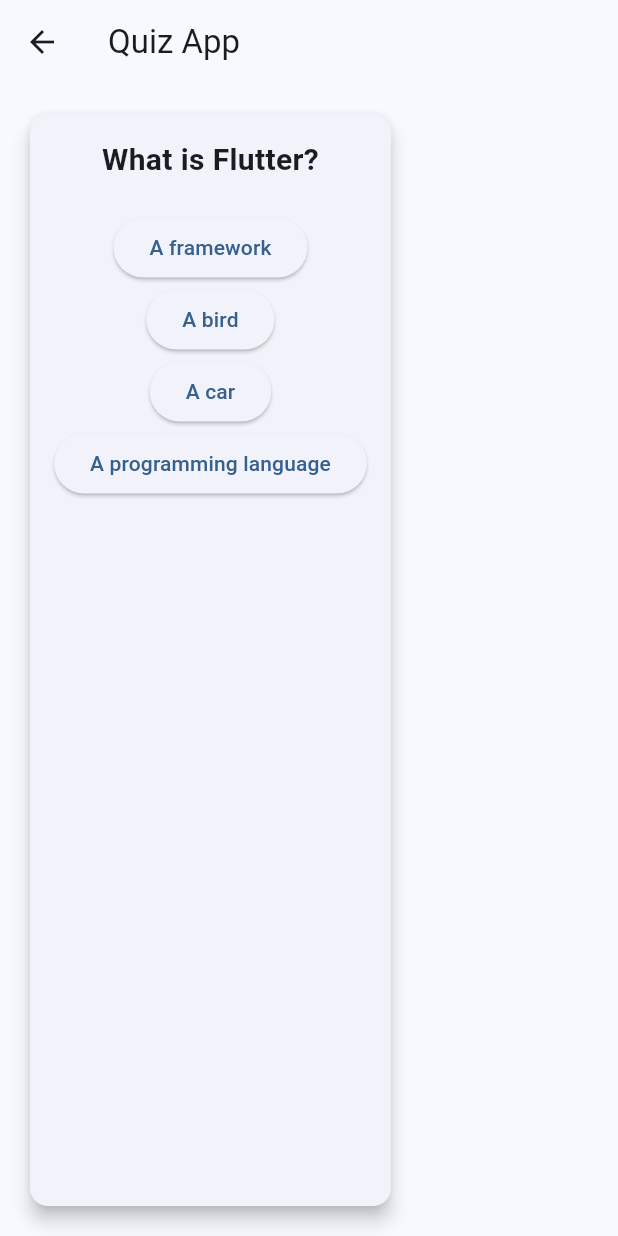
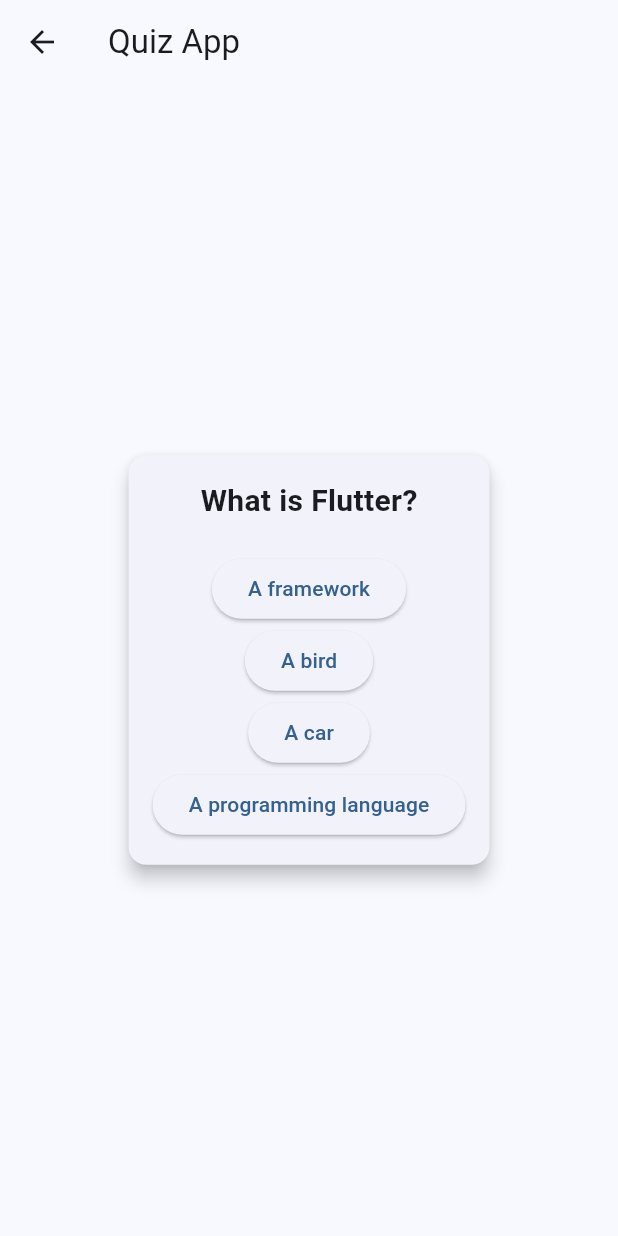
Before and after one commit to HugeKC01/flutter_studyclimatechange, a Flutter app: the PostTestScreen screen opened directly, on a phone screen of 412 x 824 dp. Run offline on Flutter 3.47's test engine with Material 3 defaults, Android fonts, the phone set to English and light mode, and no system bars.

Commit message:
Make quiz card at center of the page.

```diff
--- a/lib/posttest.dart
+++ b/lib/posttest.dart
@@ -43,13 +43,16 @@ class QuizPageState extends State<PostTestScreen> {
       appBar: AppBar(
         title: Text('Quiz App'),
       ),
-      body: Padding(
+      body: Center(
+        child: SingleChildScrollView(
+          child: Padding(
             padding: const EdgeInsets.all(16.0),
             child: Card(
               elevation: 5,
               child: Padding(
                 padding: const EdgeInsets.all(16.0),
                 child: Column(
+                  mainAxisSize: MainAxisSize.min,
                   children: [
                     Text(
                       questions[questionIndex]['questionText'] as String,
@@ -67,6 +70,8 @@ class QuizPageState extends State<PostTestScreen> {
               ),
             ),
           ),
+        ),
+      ),
     );
   }
 }
```
Lines whose indentation alone changed are shown as unchanged.
